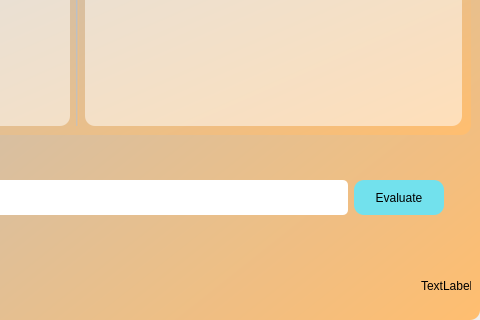
Qt form ui/admn.ui (YassineBaghdadi/TypingTest) before a commit; both pictures show x 717 to 1197 and y 417 to 737 of the 1197 by 737 pixel window.
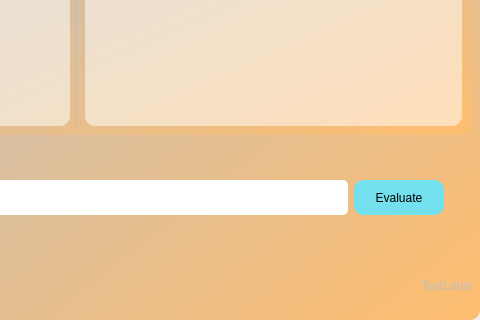
The same form after that commit.

```diff
--- a/ui/admn.ui
+++ b/ui/admn.ui
@@ -573,7 +573,7 @@
         <item>
          <widget class="QLabel" name="exprt">
           <property name="enabled">
-           <bool>true</bool>
+           <bool>false</bool>
           </property>
           <property name="minimumSize">
            <size>
```
Left out of the diff: 2 changed lines with no effect on the pictures.
